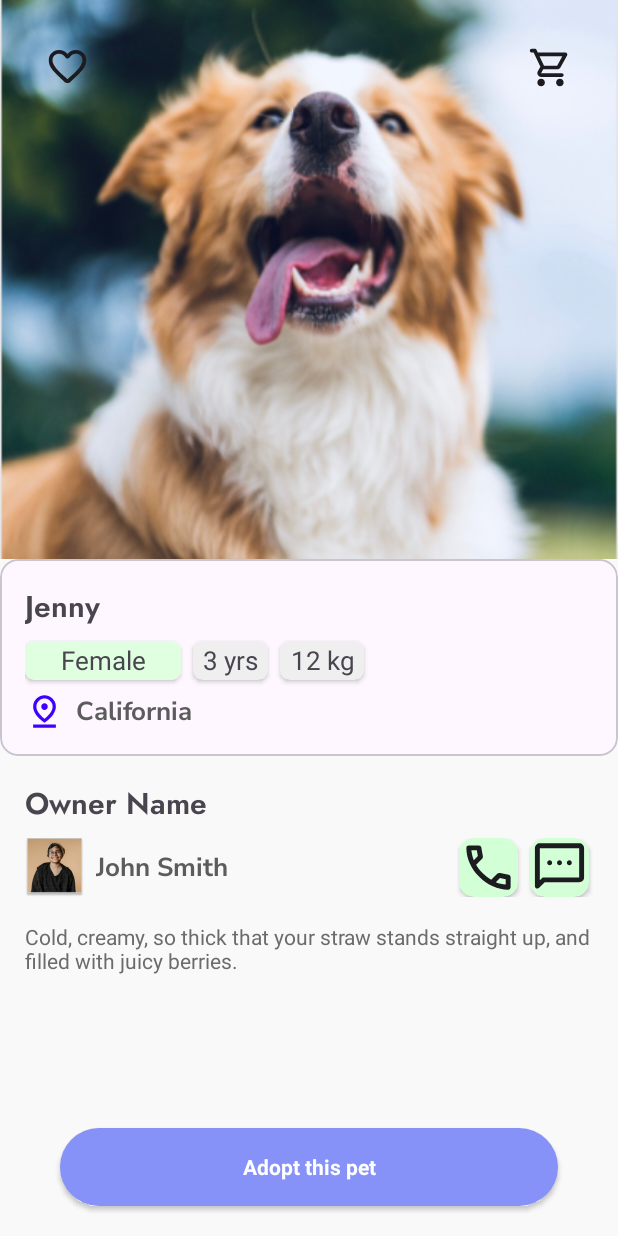
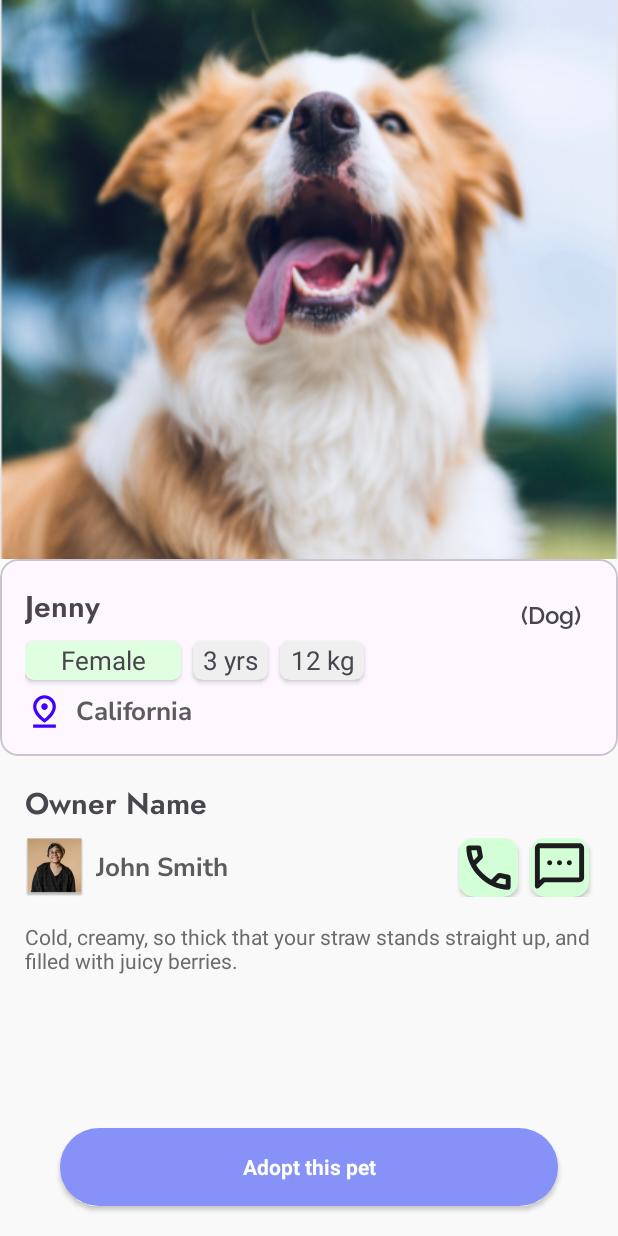
Before and after one commit to mehadishakil/PETOPIA, an Android app: the layout activity_display_pet_adoption.xml on its own in the app's theme, with its tools: preview values and no code run, on a phone screen of 412 x 824 dp. Run offline under Robolectric (Android 15) with nearby library versions, the phone set to English and light mode, and no system bars; Roboto replaces fonts that are not available here.

```diff
--- a/app/src/main/java/com/example/petopia/view/FragmentAdoptions.java
+++ b/app/src/main/java/com/example/petopia/view/FragmentAdoptions.java
@@ -140,7 +140,6 @@ public class FragmentAdoptions extends Fragment implements IFragmentAdoptions {
 
                 int spanCount = 2;
                 rvPetAdoption.setLayoutManager(new GridLayoutManager(getContext(), spanCount));
-
                 petAdoptionAdapter = new PetAdoptionAdapter(petList, getContext());
                 rvPetAdoption.setAdapter(petAdoptionAdapter);
             } else {
--- a/app/src/main/res/layout/activity_display_pet_adoption.xml
+++ b/app/src/main/res/layout/activity_display_pet_adoption.xml
@@ -22,7 +22,7 @@
             android:layout_height="match_parent">
 
             <ImageView
-                android:id="@+id/id_image"
+                android:id="@+id/adoptionPetImage"
                 android:layout_width="match_parent"
                 android:layout_height="0dp"
                 android:scaleType="centerCrop"
@@ -31,32 +31,6 @@
                 app:layout_constraintEnd_toEndOf="parent"
                 app:layout_constraintStart_toStartOf="parent"
                 app:layout_constraintTop_toTopOf="parent" />
-
-            <ImageButton
-                android:layout_width="30dp"
-                android:layout_height="30dp"
-                android:layout_marginStart="30dp"
-                android:layout_marginTop="30dp"
-                android:background="@android:color/transparent"
-                android:scaleType="fitXY"
-                android:src="@drawable/ic_favourite"
-                app:layout_constraintStart_toStartOf="parent"
-                app:layout_constraintTop_toTopOf="parent"
-                tools:ignore="SpeakableTextPresentCheck,TouchTargetSizeCheck" />
-
-            <ImageButton
-                android:layout_width="30dp"
-                android:layout_height="30dp"
-                android:layout_marginTop="30dp"
-                android:layout_marginEnd="30dp"
-                android:background="@android:color/transparent"
-                android:scaleType="fitXY"
-                android:src="@drawable/ic_cart"
-                app:layout_constraintEnd_toEndOf="parent"
-                app:layout_constraintTop_toTopOf="parent"
-                tools:ignore="SpeakableTextP
-                resentCheck,TouchTargetSizeCheck,SpeakableTextPresentCheck" />
-
 
             <View
                 android:id="@+id/middle"
@@ -90,14 +64,27 @@
                         android:padding="@dimen/_13sdp">
 
                         <TextView
-                            android:id="@+id/textView3"
-                            android:layout_width="match_parent"
+                            android:id="@+id/adoptPetNameID"
+                            android:layout_width="wrap_content"
                             android:layout_height="wrap_content"
                             android:fontFamily="@font/jost_semibold"
+                            android:gravity="center"
                             android:text="Jenny"
                             android:textSize="20sp"
+                            app:layout_constraintStart_toStartOf="parent"
+                            app:layout_constraintTop_toTopOf="parent" />
+
+                        <TextView
+                            android:id="@+id/adoptPetCategoryID"
+                            android:layout_width="wrap_content"
+                            android:layout_height="wrap_content"
+                            android:layout_marginEnd="8dp"
+                            android:fontFamily="@font/raleway_semibold"
+                            android:gravity="center"
+                            android:text="(Dog)"
+                            android:textSize="16sp"
+                            app:layout_constraintBottom_toTopOf="@+id/cardView4"
                             app:layout_constraintEnd_toEndOf="parent"
-                            app:layout_constraintStart_toStartOf="parent"
                             app:layout_constraintTop_toTopOf="parent" />
 
                         <androidx.cardview.widget.CardView
@@ -107,9 +94,10 @@
                             android:layout_marginTop="8dp"
                             app:cardCornerRadius="@dimen/_5sdp"
                             app:layout_constraintStart_toStartOf="parent"
-                            app:layout_constraintTop_toBottomOf="@+id/textView3">
+                            app:layout_constraintTop_toBottomOf="@+id/adoptPetNameID">
 
                             <TextView
+                                android:id="@+id/adoptPetGenderID"
                                 android:layout_width="match_parent"
                                 android:layout_height="match_parent"
                                 android:background="#DFFFE0"
@@ -128,9 +116,10 @@
                             app:cardBackgroundColor="#EFEFEF"
                             app:cardCornerRadius="@dimen/_5sdp"
                             app:layout_constraintStart_toEndOf="@+id/cardView4"
-                            app:layout_constraintTop_toBottomOf="@+id/textView3">
+                            app:layout_constraintTop_toBottomOf="@+id/adoptPetNameID">
 
                             <TextView
+                                android:id="@+id/adoptionPetAgeID"
                                 android:layout_width="wrap_content"
                                 android:layout_height="wrap_content"
                                 android:layout_gravity="center"
@@ -151,9 +140,10 @@
                             app:cardBackgroundColor="#EFEFEF"
                             app:cardCornerRadius="@dimen/_5sdp"
                             app:layout_constraintStart_toEndOf="@+id/cardView5"
-                            app:layout_constraintTop_toBottomOf="@+id/textView3">
+                            app:layout_constraintTop_toBottomOf="@+id/adoptPetNameID">
 
                             <TextView
+                                android:id="@+id/adoptionPetWeightID"
                                 android:layout_width="wrap_content"
                                 android:layout_height="wrap_content"
                                 android:layout_gravity="center"
@@ -184,7 +174,7 @@
                                 app:layout_constraintTop_toTopOf="parent" />
 
                             <TextView
-                                android:id="@+id/textView5"
+                                android:id="@+id/adoptionPetLocation"
                                 android:layout_width="wrap_content"
                                 android:layout_height="wrap_content"
                                 android:layout_gravity="center"
@@ -294,6 +284,7 @@
                             app:layout_constraintTop_toTopOf="parent">
 
                             <ImageView
+                                android:id="@+id/adoptionPetContact"
                                 android:layout_width="match_parent"
                                 android:layout_height="match_parent"
                                 android:background="@drawable/ic_call" />
@@ -307,7 +298,7 @@
 
 
                 <TextView
-                    android:id="@+id/id_description"
+                    android:id="@+id/adoptionPetDetails"
                     android:layout_width="match_parent"
                     android:layout_height="0dp"
                     android:fontFamily="@font/kanit_light"
@@ -331,7 +322,7 @@
     </ScrollView>
 
     <androidx.appcompat.widget.AppCompatButton
-        android:id="@+id/id_addToCartbtn"
+        android:id="@+id/addAdoptionPetToCartId"
         android:layout_width="match_parent"
         android:layout_height="@dimen/_40sdp"
         android:layout_marginStart="40dp"
```
Also changed, not shown: app/src/main/java/com/example/petopia/adapter/PetAdoptionAdapter.kt (+33 -0 lines), app/src/main/java/com/example/petopia/view/DisplayPetAdoption.java (+71 -0 lines), app/src/main/res/layout/activity_display_products.xml (+5 -5 lines), app/src/main/res/layout/activity_view_product.xml (+5 -5 lines).
